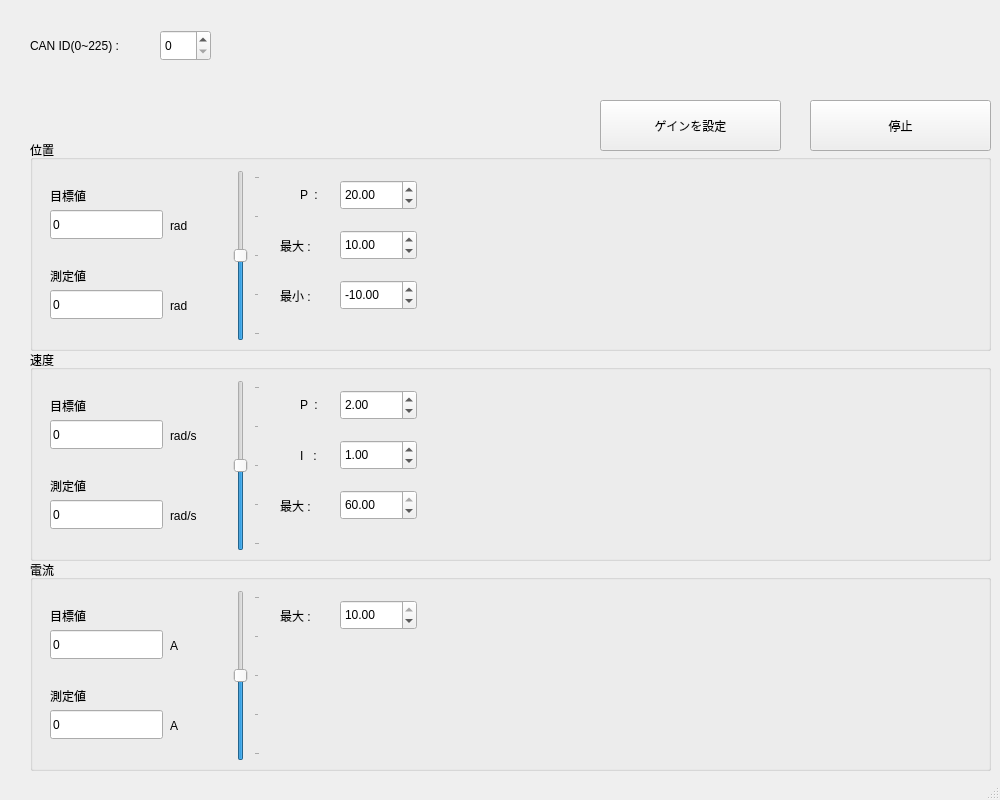
Above: core_tools/core_tools/layout.ui from team-continue/core2026 before the change. Below: the same form after it.
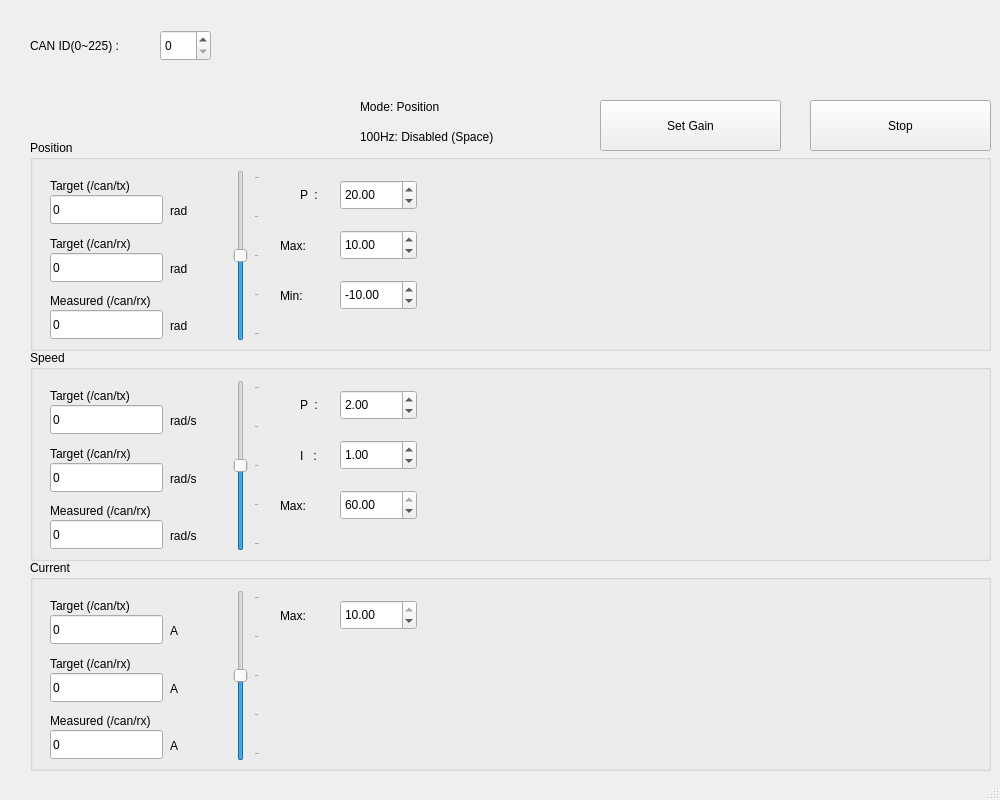
That is the form after the change. Custom widgets are drawn as their Qt base class.

Diff of the .ui file:
```diff
--- a/core_tools/core_tools/layout.ui
+++ b/core_tools/core_tools/layout.ui
@@ -37,7 +37,7 @@
      </rect>
     </property>
     <property name="title">
-     <string>電流</string>
+     <string>Current</string>
     </property>
     <widget class="QwtPlot" name="curr_plot">
      <property name="geometry">
@@ -59,7 +59,7 @@
       </rect>
      </property>
      <property name="text">
-      <string>最大 :</string>
+      <string>Max:</string>
      </property>
     </widget>
     <widget class="QDoubleSpinBox" name="curr_limit_max">
@@ -113,7 +113,7 @@
      <property name="geometry">
       <rect>
        <x>20</x>
-       <y>70</y>
+       <y>55</y>
        <width>113</width>
        <height>29</height>
       </rect>
@@ -129,7 +129,7 @@
      <property name="geometry">
       <rect>
        <x>140</x>
-       <y>70</y>
+       <y>55</y>
        <width>51</width>
        <height>31</height>
       </rect>
@@ -142,21 +142,63 @@
      <property name="geometry">
       <rect>
        <x>20</x>
-       <y>40</y>
-       <width>71</width>
+       <y>30</y>
+       <width>160</width>
        <height>31</height>
       </rect>
      </property>
      <property name="text">
-      <string>目標値</string>
+      <string>Target (/can/tx)</string>
+      </property>
+     </widget>
+    <widget class="QLabel" name="curr_rx_target_label">
+     <property name="geometry">
+      <rect>
+       <x>20</x>
+       <y>88</y>
+       <width>160</width>
+       <height>31</height>
+      </rect>
+     </property>
+     <property name="text">
+      <string>Target (/can/rx)</string>
+     </property>
+    </widget>
+    <widget class="QLineEdit" name="curr_rx_target_box">
+     <property name="geometry">
+      <rect>
+       <x>20</x>
+       <y>113</y>
+       <width>113</width>
+       <height>29</height>
+      </rect>
+     </property>
+     <property name="text">
+      <string>0</string>
+     </property>
+     <property name="readOnly">
+      <bool>true</bool>
+     </property>
+    </widget>
+    <widget class="QLabel" name="curr_rx_target_unit">
+     <property name="geometry">
+      <rect>
+       <x>140</x>
+       <y>113</y>
+       <width>51</width>
+       <height>31</height>
+      </rect>
+     </property>
+     <property name="text">
+      <string>A</string>
      </property>
     </widget>
     <widget class="QLabel" name="label_16">
      <property name="geometry">
       <rect>
        <x>140</x>
-       <y>150</y>
-       <width>61</width>
+       <y>170</y>
+       <width>51</width>
        <height>31</height>
       </rect>
      </property>
@@ -168,20 +210,20 @@
      <property name="geometry">
       <rect>
        <x>20</x>
-       <y>120</y>
-       <width>71</width>
+       <y>145</y>
+       <width>180</width>
        <height>31</height>
       </rect>
      </property>
      <property name="text">
-      <string>測定値</string>
-     </property>
-    </widget>
+      <string>Measured (/can/rx)</string>
+      </property>
+     </widget>
     <widget class="QLineEdit" name="curr_state">
      <property name="geometry">
       <rect>
        <x>20</x>
-       <y>150</y>
+       <y>170</y>
        <width>113</width>
        <height>29</height>
       </rect>
@@ -214,7 +256,7 @@
      </rect>
     </property>
     <property name="title">
-     <string>速度</string>
+     <string>Speed</string>
     </property>
     <widget class="QwtPlot" name="vel_plot">
      <property name="geometry">
@@ -322,7 +364,7 @@
       </rect>
      </property>
      <property name="text">
-      <string>最大 :</string>
+      <string>Max:</string>
      </property>
     </widget>
     <widget class="QDoubleSpinBox" name="vel_limit_max">
@@ -345,20 +387,20 @@
      <property name="geometry">
       <rect>
        <x>20</x>
-       <y>40</y>
-       <width>71</width>
+       <y>30</y>
+       <width>160</width>
        <height>31</height>
       </rect>
      </property>
      <property name="text">
-      <string>目標値</string>
-     </property>
-    </widget>
+      <string>Target (/can/tx)</string>
+      </property>
+     </widget>
     <widget class="QLabel" name="label_17">
      <property name="geometry">
       <rect>
        <x>140</x>
-       <y>70</y>
+       <y>55</y>
        <width>51</width>
        <height>31</height>
       </rect>
@@ -371,7 +413,7 @@
      <property name="geometry">
       <rect>
        <x>20</x>
-       <y>70</y>
+       <y>55</y>
        <width>113</width>
        <height>29</height>
       </rect>
@@ -387,8 +429,8 @@
      <property name="geometry">
       <rect>
        <x>140</x>
-       <y>150</y>
-       <width>61</width>
+       <y>170</y>
+       <width>51</width>
        <height>31</height>
       </rect>
      </property>
@@ -400,7 +442,7 @@
      <property name="geometry">
       <rect>
        <x>20</x>
-       <y>150</y>
+       <y>170</y>
        <width>113</width>
        <height>29</height>
       </rect>
@@ -416,13 +458,55 @@
      <property name="geometry">
       <rect>
        <x>20</x>
-       <y>120</y>
-       <width>71</width>
+       <y>145</y>
+       <width>180</width>
        <height>31</height>
       </rect>
      </property>
      <property name="text">
-      <string>測定値</string>
+      <string>Measured (/can/rx)</string>
+      </property>
+     </widget>
+    <widget class="QLabel" name="vel_rx_target_label">
+     <property name="geometry">
+      <rect>
+       <x>20</x>
+       <y>88</y>
+       <width>160</width>
+       <height>31</height>
+      </rect>
+     </property>
+     <property name="text">
+      <string>Target (/can/rx)</string>
+     </property>
+    </widget>
+    <widget class="QLineEdit" name="vel_rx_target_box">
+     <property name="geometry">
+      <rect>
+       <x>20</x>
+       <y>113</y>
+       <width>113</width>
+       <height>29</height>
+      </rect>
+     </property>
+     <property name="text">
+      <string>0</string>
+     </property>
+     <property name="readOnly">
+      <bool>true</bool>
+     </property>
+    </widget>
+    <widget class="QLabel" name="vel_rx_target_unit">
+     <property name="geometry">
+      <rect>
+       <x>140</x>
+       <y>113</y>
+       <width>51</width>
+       <height>31</height>
+      </rect>
+     </property>
+     <property name="text">
+      <string>rad/s</string>
      </property>
     </widget>
    </widget>
@@ -436,7 +520,7 @@
      </rect>
     </property>
     <property name="title">
-     <string>位置</string>
+     <string>Position</string>
     </property>
     <widget class="QwtPlot" name="pos_plot">
      <property name="geometry">
@@ -521,7 +605,7 @@
       </rect>
      </property>
      <property name="text">
-      <string>最大 :</string>
+      <string>Max:</string>
      </property>
     </widget>
     <widget class="QLabel" name="label_4">
@@ -534,7 +618,7 @@
       </rect>
      </property>
      <property name="text">
-      <string>最小 :</string>
+      <string>Min:</string>
      </property>
     </widget>
     <widget class="QDoubleSpinBox" name="pos_limit_max">
@@ -579,7 +663,7 @@
      <property name="geometry">
       <rect>
        <x>20</x>
-       <y>150</y>
+       <y>170</y>
        <width>113</width>
        <height>29</height>
       </rect>
@@ -595,20 +679,20 @@
      <property name="geometry">
       <rect>
        <x>20</x>
-       <y>120</y>
-       <width>71</width>
+       <y>145</y>
+       <width>180</width>
        <height>31</height>
       </rect>
      </property>
      <property name="text">
-      <string>測定値</string>
-     </property>
-    </widget>
+      <string>Measured (/can/rx)</string>
+      </property>
+     </widget>
     <widget class="QLabel" name="label_12">
      <property name="geometry">
       <rect>
        <x>140</x>
-       <y>150</y>
+       <y>170</y>
        <width>51</width>
        <height>31</height>
       </rect>
@@ -621,7 +705,7 @@
      <property name="geometry">
       <rect>
        <x>140</x>
-       <y>70</y>
+       <y>55</y>
        <width>51</width>
        <height>31</height>
       </rect>
@@ -634,20 +718,20 @@
      <property name="geometry">
       <rect>
        <x>20</x>
-       <y>40</y>
-       <width>71</width>
+       <y>30</y>
+       <width>160</width>
        <height>31</height>
       </rect>
      </property>
      <property name="text">
-      <string>目標値</string>
-     </property>
-    </widget>
+      <string>Target (/can/tx)</string>
+      </property>
+     </widget>
     <widget class="QLineEdit" name="pos_ref_box">
      <property name="geometry">
       <rect>
        <x>20</x>
-       <y>70</y>
+       <y>55</y>
        <width>113</width>
        <height>29</height>
       </rect>
@@ -659,6 +743,48 @@
       <bool>true</bool>
      </property>
     </widget>
+    <widget class="QLabel" name="pos_rx_target_label">
+     <property name="geometry">
+      <rect>
+       <x>20</x>
+       <y>88</y>
+       <width>160</width>
+       <height>31</height>
+      </rect>
+     </property>
+     <property name="text">
+      <string>Target (/can/rx)</string>
+     </property>
+    </widget>
+    <widget class="QLineEdit" name="pos_rx_target_box">
+     <property name="geometry">
+      <rect>
+       <x>20</x>
+       <y>113</y>
+       <width>113</width>
+       <height>29</height>
+      </rect>
+     </property>
+     <property name="text">
+      <string>0</string>
+     </property>
+     <property name="readOnly">
+      <bool>true</bool>
+     </property>
+    </widget>
+    <widget class="QLabel" name="pos_rx_target_unit">
+     <property name="geometry">
+      <rect>
+       <x>140</x>
+       <y>113</y>
+       <width>51</width>
+       <height>31</height>
+      </rect>
+     </property>
+     <property name="text">
+      <string>rad</string>
+     </property>
+    </widget>
    </widget>
    <widget class="QPushButton" name="stop_btn">
     <property name="geometry">
@@ -670,7 +796,7 @@
      </rect>
     </property>
     <property name="text">
-     <string>停止</string>
+     <string>Stop</string>
     </property>
     <property name="shortcut">
      <string>Space</string>
@@ -686,12 +812,38 @@
      </rect>
     </property>
     <property name="text">
-     <string>ゲインを設定</string>
+     <string>Set Gain</string>
     </property>
     <property name="shortcut">
      <string>Space</string>
     </property>
    </widget>
+   <widget class="QLabel" name="mode_status_label">
+    <property name="geometry">
+     <rect>
+      <x>360</x>
+      <y>95</y>
+      <width>220</width>
+      <height>24</height>
+     </rect>
+    </property>
+    <property name="text">
+     <string>Mode: Position</string>
+    </property>
+   </widget>
+   <widget class="QLabel" name="tx_status_label">
+    <property name="geometry">
+     <rect>
+      <x>360</x>
+      <y>125</y>
+      <width>220</width>
+      <height>24</height>
+     </rect>
+    </property>
+    <property name="text">
+     <string>100Hz: Disabled (Space)</string>
+    </property>
+   </widget>
   </widget>
   <widget class="QStatusBar" name="statusbar"/>
  </widget>
```
